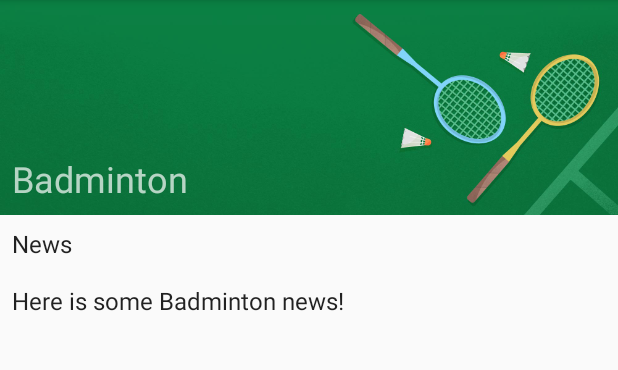
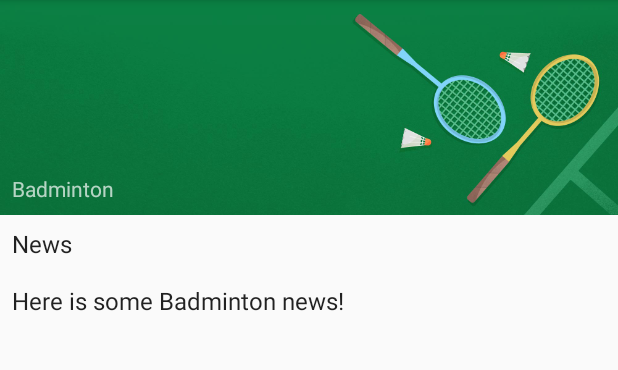
Before and after one commit to gavblaze/MaterialMe-Starter, an Android app: the screen it shows after launch (DetailActivity), after a tap on "Badminton", on a phone screen of 412 x 824 dp, the part 84-454 px from its top. Run offline under Robolectric (Android 15) with nearby library versions, the phone set to English and light mode, and no system bars; pictures from the network do not load.

Commit message:
Second commit

```diff
--- a/app/src/main/java/com/example/android/materialme/MainActivity.java
+++ b/app/src/main/java/com/example/android/materialme/MainActivity.java
@@ -20,10 +20,10 @@ import android.content.Intent;
 import android.content.res.TypedArray;
 import android.os.Bundle;
 import android.support.v7.app.AppCompatActivity;
+import android.support.v7.widget.GridLayoutManager;
 import android.support.v7.widget.LinearLayoutManager;
 import android.support.v7.widget.RecyclerView;
 import android.support.v7.widget.helper.ItemTouchHelper;
-import android.util.Log;
 import android.view.View;
 
 import java.util.ArrayList;
@@ -47,12 +47,15 @@ public class MainActivity extends AppCompatActivity implements SportsAdapter.OnI
         super.onCreate(savedInstanceState);
         setContentView(R.layout.activity_main);
 
+        int gridColumnCount =
+                getResources().getInteger(R.integer.grid_column_count);
+
         // Initialize the RecyclerView.
         // Member variables.
         RecyclerView mRecyclerView = findViewById(R.id.recyclerView);
 
         // Set the Layout Manager.
-        mRecyclerView.setLayoutManager(new LinearLayoutManager(this));
+        mRecyclerView.setLayoutManager(new GridLayoutManager(this, gridColumnCount));
 
 
         if (savedInstanceState != null) {
@@ -73,9 +76,18 @@ public class MainActivity extends AppCompatActivity implements SportsAdapter.OnI
             initializeData();
         }
 
+        int swipeDirs;
 
-        ItemTouchHelper helper = new ItemTouchHelper(new ItemTouchHelper.SimpleCallback(ItemTouchHelper.LEFT | ItemTouchHelper.RIGHT |
-                ItemTouchHelper.DOWN | ItemTouchHelper.UP, ItemTouchHelper.LEFT | ItemTouchHelper.RIGHT) {
+        if (gridColumnCount > 1) {
+            swipeDirs = 0;
+        } else {
+            swipeDirs = ItemTouchHelper.LEFT | ItemTouchHelper.RIGHT;
+        }
+
+
+        ItemTouchHelper helper = new ItemTouchHelper(new ItemTouchHelper.SimpleCallback(
+                ItemTouchHelper.LEFT | ItemTouchHelper.RIGHT | ItemTouchHelper.DOWN | ItemTouchHelper.UP,
+                swipeDirs) {
             @Override
             public boolean onMove(RecyclerView recyclerView, RecyclerView.ViewHolder viewHolder, RecyclerView.ViewHolder target) {
                 int from = viewHolder.getAdapterPosition();
@@ -94,9 +106,7 @@ public class MainActivity extends AppCompatActivity implements SportsAdapter.OnI
 
             }
         });
-
         helper.attachToRecyclerView(mRecyclerView);
-
     }
 
     /**
--- a/app/src/main/res/layout/activity_detail.xml
+++ b/app/src/main/res/layout/activity_detail.xml
@@ -25,7 +25,7 @@
 
             <TextView
                 android:id="@+id/titleDetail"
-                style="@style/TextAppearance.AppCompat.Headline"
+                style="@style/SportsDetailTitle"
                 android:layout_width="wrap_content"
                 android:layout_height="wrap_content"
                 android:layout_alignBottom="@+id/sport_image_detail"
@@ -37,7 +37,7 @@
 
         <TextView
             android:id="@+id/newsHeaderDetail"
-            style="@style/TextAppearance.AppCompat.Subhead"
+            style="@style/SportsDetailText"
             android:layout_width="wrap_content"
             android:layout_height="wrap_content"
             android:padding="8dp"
@@ -45,7 +45,7 @@
 
         <TextView
             android:id="@+id/subTitleDetail"
-            style="@style/TextAppearance.AppCompat.Subhead"
+            style="@style/SportsDetailText"
             android:layout_width="wrap_content"
             android:layout_height="wrap_content"
             android:padding="8dp"
--- a/app/src/main/res/layout/list_item.xml
+++ b/app/src/main/res/layout/list_item.xml
@@ -46,7 +46,7 @@
 
             <TextView
                 android:id="@+id/title"
-                style="@style/TextAppearance.AppCompat.Headline"
+                style="@style/SportsTitle"
                 android:layout_width="wrap_content"
                 android:layout_height="wrap_content"
                 android:layout_alignBottom="@+id/sport_image"
@@ -58,7 +58,7 @@
 
         <TextView
             android:id="@+id/newsHeader"
-            style="@style/TextAppearance.AppCompat.Subhead"
+            style="@style/SportsDetailText"
             android:layout_width="wrap_content"
             android:layout_height="wrap_content"
             android:padding="8dp"
@@ -66,7 +66,7 @@
 
         <TextView
             android:id="@+id/subTitle"
-            style="@style/TextAppearance.AppCompat.Subhead"
+            style="@style/SportsDetailText"
             android:layout_width="wrap_content"
             android:layout_height="wrap_content"
             android:padding="8dp"
--- /dev/null
+++ b/app/src/main/res/values-land/integers.xml
@@ -0,0 +1,4 @@
+<?xml version="1.0" encoding="utf-8"?>
+<resources>
+    <integer name="grid_column_count">2</integer>
+</resources>
--- /dev/null
+++ b/app/src/main/res/values-sw600dp-land/integers.xml
@@ -0,0 +1,4 @@
+<?xml version="1.0" encoding="utf-8"?>
+<resources>
+    <integer name="grid_column_count">3</integer>
+</resources>
--- /dev/null
+++ b/app/src/main/res/values-sw600dp/integers.xml
@@ -0,0 +1,4 @@
+<?xml version="1.0" encoding="utf-8"?>
+<resources>
+    <integer name="grid_column_count">2</integer>
+</resources>
--- /dev/null
+++ b/app/src/main/res/values-sw600dp/styles.xml
@@ -0,0 +1,22 @@
+<?xml version="1.0" encoding="utf-8"?>
+<resources>
+
+    <!-- Base application theme. -->
+    <style name="AppTheme" parent="Theme.AppCompat.Light.DarkActionBar">
+        <!-- Customize your theme here. -->
+        <item name="colorPrimary">@color/colorPrimary</item>
+        <item name="colorPrimaryDark">@color/colorPrimaryDark</item>
+        <item name="colorAccent">@color/colorAccent</item>
+    </style>
+
+    <style name="SportsDetailText" parent="TextAppearance.AppCompat.Headline"/>
+
+    <style name="SportsTitle" parent="TextAppearance.AppCompat.Display1">
+        <item name="android:textColor">?android:textColorPrimary</item>
+    </style>
+
+    <style name="SportsDetailTitle" parent="TextAppearance.AppCompat.Display3">
+        <item name="android:theme">@style/ThemeOverlay.AppCompat.Dark</item>
+        <item name="android:textColor">?android:textColorPrimary</item>
+    </style>
+</resources>
--- /dev/null
+++ b/app/src/main/res/values/integers.xml
@@ -0,0 +1,4 @@
+<?xml version="1.0" encoding="utf-8"?>
+<resources>
+    <integer name="grid_column_count">1</integer>
+</resources>
--- a/app/src/main/res/values/styles.xml
+++ b/app/src/main/res/values/styles.xml
@@ -23,4 +23,7 @@
         <item name="colorAccent">@color/colorAccent</item>
     </style>
 
+    <style name="SportsDetailText" parent="TextAppearance.AppCompat.Subhead"/>
+    <style name="SportsTitle" parent="TextAppearance.AppCompat.Headline"/>
+
 </resources>
```
Also changed, not shown: app/src/main/res/layout/activity_main.xml (+12 -28 lines), app/src/main/res/values-w820dp/dimens.xml (deleted, +0 -21 lines), app/src/main/res/values/dimens.xml (+1 -16 lines), 435 other files.
